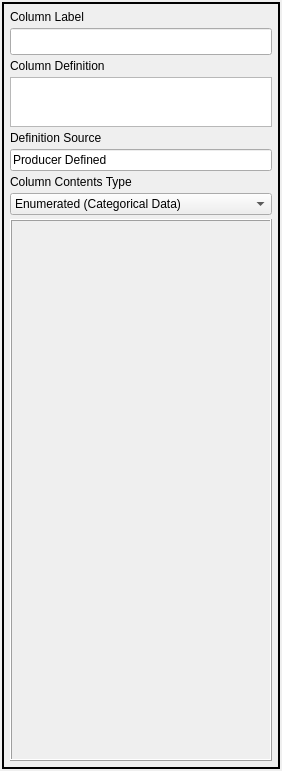
DOI-USGS/fort-pymdwizard, file pymdwizard/gui/ui_files/attr.ui: the form before one commit.
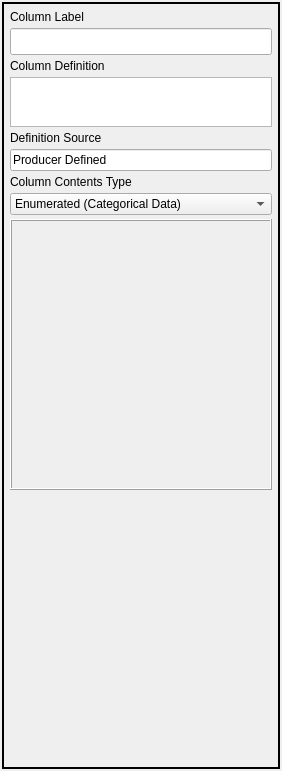
The form after the commit.

Commit message: set the attributes to hide the edomv until the widget is expanded

What changed in the file:
```diff
--- a/pymdwizard/gui/ui_files/attr.ui
+++ b/pymdwizard/gui/ui_files/attr.ui
@@ -192,6 +192,22 @@
         </layout>
        </widget>
       </item>
+      <item>
+       <spacer name="verticalSpacer">
+        <property name="orientation">
+         <enum>Qt::Vertical</enum>
+        </property>
+        <property name="sizeType">
+         <enum>QSizePolicy::Expanding</enum>
+        </property>
+        <property name="sizeHint" stdset="0">
+         <size>
+          <width>0</width>
+          <height>0</height>
+         </size>
+        </property>
+       </spacer>
+      </item>
      </layout>
     </widget>
    </item>
```
The commit also changes 4 other files.
